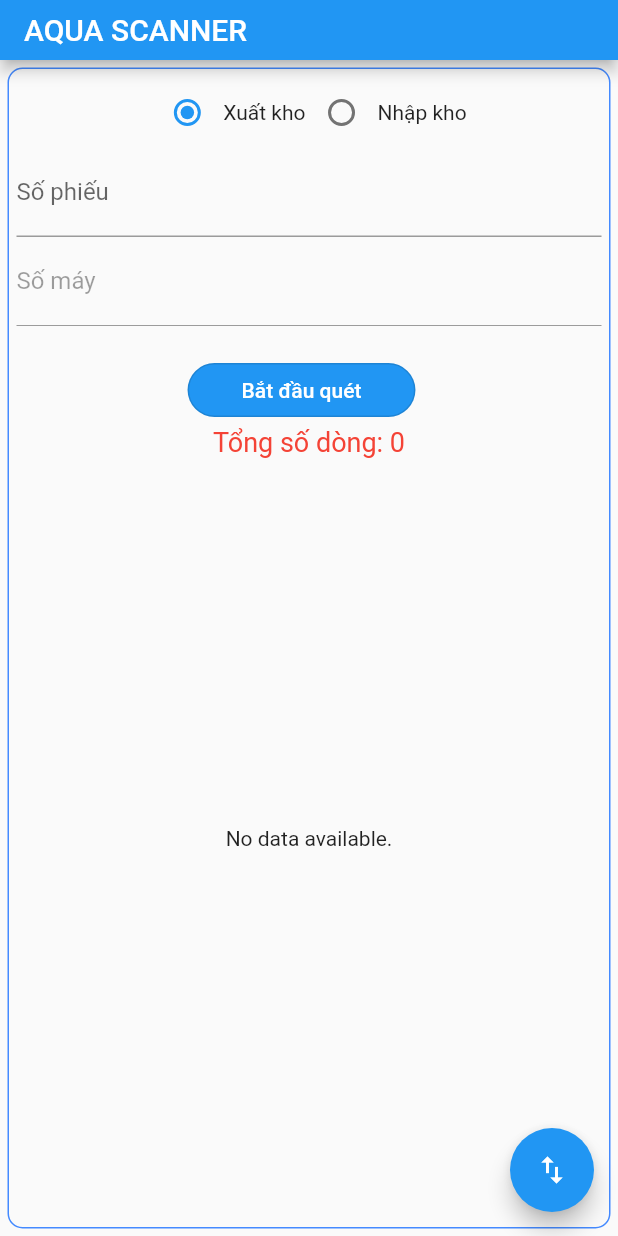
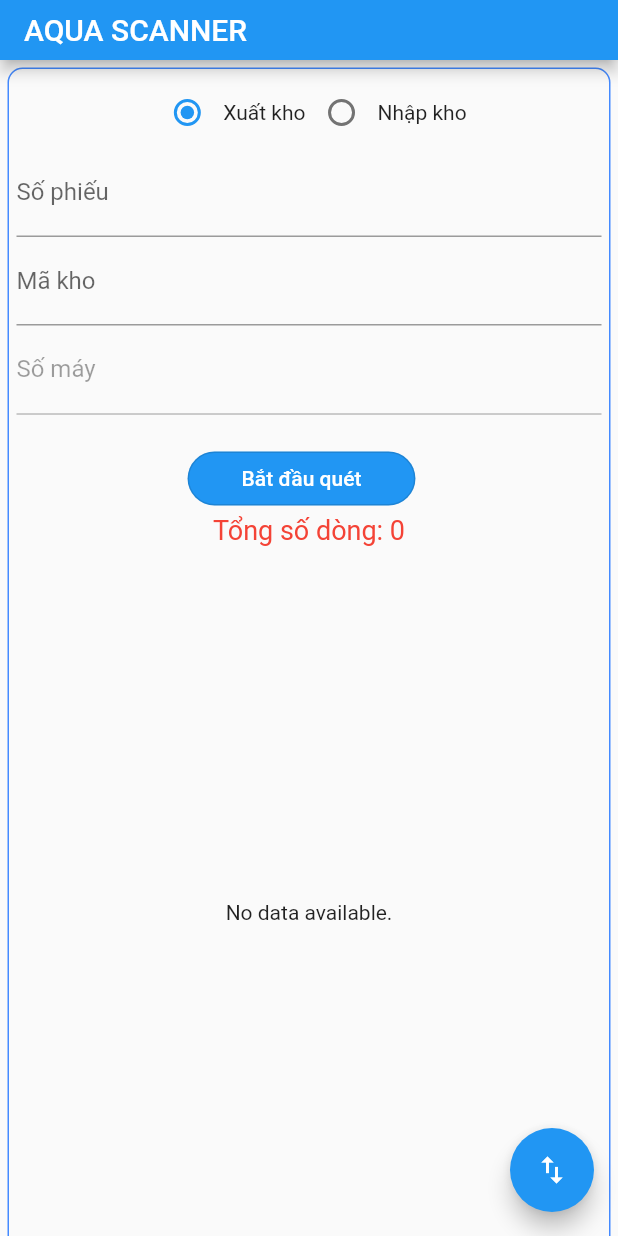
Before and after one commit to devaquavietnam/flutter_scanbarcode, a Flutter app: the screen it shows after launch, on a phone screen of 412 x 824 dp. Run offline on Flutter 3.47's test engine with Material 2 defaults, Android fonts, the phone set to English and light mode, and no system bars; our stand-ins replace permission_handler, sqflite; missing offline and left inert: excel; accounts and stored records are empty.

Commit message:
commit thêm trường whCode và fix tạo file

```diff
--- a/lib/DAO/dao.dart
+++ b/lib/DAO/dao.dart
@@ -1,6 +1,5 @@
 // ignore_for_file: depend_on_referenced_packages, camel_case_types
 
-import 'dart:ffi';
 
 import 'package:path/path.dart';
 import 'package:sqflite/sqflite.dart';
@@ -13,10 +12,10 @@ class dao {
       join(await getDatabasesPath(), 'serialnumber.db'),
       onCreate: (db, version) {
         return db.execute(
-          "CREATE TABLE tblserialnumber(id INTEGER PRIMARY KEY, serialnum TEXT, matcode TEXT, dnno TEXT,createdate TEXT,inout TEXT,isshow INTEGER)",
+          "CREATE TABLE tblserialnumber(id INTEGER PRIMARY KEY, serialnum TEXT, whcode TEXT, matcode TEXT, dnno TEXT,createdate TEXT,inout TEXT,isshow INTEGER)",
         );
       },
-      version: 103,
+      version: 104,
     );
   }
 
@@ -34,6 +33,7 @@ class dao {
       return scaninfo(
           id: maps[i]['id'],
           serialnum: maps[i]['serialnum'],
+          whcode: maps[i]['whcode'],
           matcode: maps[i]['matcode'],
           dnno: maps[i]['dnno'],
           createdate: maps[i]['createdate'],
@@ -59,6 +59,7 @@ class dao {
       return scaninfo(
           id: maps[i]['id'],
           serialnum: maps[i]['serialnum'],
+          whcode: maps[i]['whcode'],
           matcode: maps[i]['matcode'],
           dnno: maps[i]['dnno'],
           createdate: maps[i]['createdate'],
--- a/lib/DAO/scaninfo.dart
+++ b/lib/DAO/scaninfo.dart
@@ -2,6 +2,7 @@
 class scaninfo {
   final int? id;
   final String serialnum;
+  final String whcode;
   final String matcode;
   final String dnno;
   final String? createdate;
@@ -11,6 +12,7 @@ class scaninfo {
   scaninfo({
     this.id,
     required this.serialnum,
+    required this.whcode,
     required this.matcode,
     required this.dnno,
     this.createdate,
@@ -22,6 +24,7 @@ class scaninfo {
     return {
       'id': id,
       'serialnum': serialnum,
+      'whcode': whcode,
       'matcode': matcode,
       'dnno': dnno,
       'createdate': createdate,
--- a/lib/main.dart
+++ b/lib/main.dart
@@ -68,6 +68,7 @@ class _MyHomePageState extends State<MyHomePage> {
   TextEditingController serialnumController = TextEditingController();
   TextEditingController matcodeController = TextEditingController();
   TextEditingController dnnoController = TextEditingController();
+  TextEditingController whcodeController = TextEditingController();
   late FocusNode myFocusNode;
   @override
   void initState() {
@@ -133,12 +134,15 @@ class _MyHomePageState extends State<MyHomePage> {
         .value = "Mã sản phẩm";
     sheetObject
         .cell(ex.CellIndex.indexByColumnRow(columnIndex: 3, rowIndex: 0))
+        .value = "Mã Kho";
+    sheetObject
+        .cell(ex.CellIndex.indexByColumnRow(columnIndex: 4, rowIndex: 0))
         .value = "Số phiếu";
     sheetObject
-        .cell(ex.CellIndex.indexByColumnRow(columnIndex: 4, rowIndex: 0))
+        .cell(ex.CellIndex.indexByColumnRow(columnIndex: 5, rowIndex: 0))
         .value = "Ngày";
     sheetObject
-        .cell(ex.CellIndex.indexByColumnRow(columnIndex: 5, rowIndex: 0))
+        .cell(ex.CellIndex.indexByColumnRow(columnIndex: 6, rowIndex: 0))
         .value = "Xuất/nhập";
 
     // write data
@@ -155,16 +159,19 @@ class _MyHomePageState extends State<MyHomePage> {
           .value = sc.matcode;
       sheetObject
           .cell(ex.CellIndex.indexByColumnRow(columnIndex: 3, rowIndex: i + 1))
+          .value = sc.whcode;
+      sheetObject
+          .cell(ex.CellIndex.indexByColumnRow(columnIndex: 4, rowIndex: i + 1))
           .value = sc.dnno;
       sheetObject
-          .cell(ex.CellIndex.indexByColumnRow(columnIndex: 4, rowIndex: i + 1))
+          .cell(ex.CellIndex.indexByColumnRow(columnIndex: 5, rowIndex: i + 1))
           .value = sc.createdate;
       String xuatnhap = "Xuất";
       if (sc.inout == "2") {
         xuatnhap = "Nhập";
       }
       sheetObject
-          .cell(ex.CellIndex.indexByColumnRow(columnIndex: 5, rowIndex: i + 1))
+          .cell(ex.CellIndex.indexByColumnRow(columnIndex: 6, rowIndex: i + 1))
           .value = xuatnhap;
       sc.isshow = 0;
       await dao.updateData(sc);
@@ -295,12 +302,18 @@ class _MyHomePageState extends State<MyHomePage> {
 
   @override
   Widget build(BuildContext context) {
+    final mq = MediaQueryData.fromWindow(WidgetsBinding.instance.window);
     return Scaffold(
       appBar: AppBar(
         title: Text(widget.title),
         toolbarHeight: 40,
       ),
-      body: Container(
+      body: SingleChildScrollView(
+        child: ConstrainedBox(
+          constraints: BoxConstraints.tightFor(
+            height: mq.size.height,
+          ),
+          child: Container(
             decoration: BoxDecoration(
               border: Border.all(color: Colors.blueAccent),
               borderRadius: BorderRadius.circular(10.0),
@@ -308,6 +321,7 @@ class _MyHomePageState extends State<MyHomePage> {
             margin: EdgeInsets.all(5.0),
             padding: EdgeInsets.all(5.0),
             child: Column(
+              mainAxisSize: MainAxisSize.min,
               mainAxisAlignment: MainAxisAlignment.center,
               children: <Widget>[
                 Row(
@@ -343,7 +357,6 @@ class _MyHomePageState extends State<MyHomePage> {
                     ),
                   ],
                 ),
-
                 TextField(
                   controller: dnnoController,
                   decoration: InputDecoration(
@@ -351,13 +364,14 @@ class _MyHomePageState extends State<MyHomePage> {
                       labelText: "Số phiếu",
                       enabled: isEnableSoPhieu),
                 ),
-            // TextField(
-            //   controller: matcodeController,
-            //   decoration: InputDecoration(
-            //     hintText: "Nhập mã sản phẩm",
-            //     labelText: "Mã sản phẩm",
-            //   ),
-            // ),
+                TextField(
+                  controller: whcodeController,
+                  decoration: InputDecoration(
+                    hintText: "Nhập mã kho",
+                    labelText: "Mã kho",
+                    enabled: isEnableSoPhieu
+                  ),
+                ),
                 TextField(
                   controller: serialnumController,
                   focusNode: myFocusNode,
@@ -369,6 +383,10 @@ class _MyHomePageState extends State<MyHomePage> {
                     if (dnnoController.text.isEmpty) {
                       showAlertDialog(
                           context, "Thông báo", "Số phiếu không được để trống");
+                    }
+                    else if(whcodeController.text.isEmpty){
+                        showAlertDialog(
+                          context, "Thông báo", "Mã kho không được để trống");
                     } else {
                       if (value.isEmpty || value.length < 9) {
                         showAlertDialog(context, "Thông báo",
@@ -376,6 +394,7 @@ class _MyHomePageState extends State<MyHomePage> {
                       } else {
                         final newScanInfo = scaninfo(
                             serialnum: value,
+                            whcode: whcodeController.text,
                             matcode: value.substring(0, 9),
                             dnno: dnnoController.text,
                             createdate: DateTime.now().toIso8601String(),
@@ -514,6 +533,8 @@ class _MyHomePageState extends State<MyHomePage> {
               ],
             ),
           ),
+        ),
+      ),
       floatingActionButton: FloatingActionButton(
         onPressed: () {
           if (isScaning == true && isExportAll == false) {
```
Also changed, not shown: lib/Utility/FileStorage.dart (+30 -19 lines), 5 other files. Lines whose indentation alone changed are shown as unchanged.
